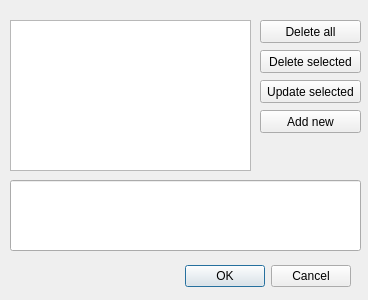
Old version of the form Source/messageeditordialog.ui in the repository AliveTeam/qt-editor.
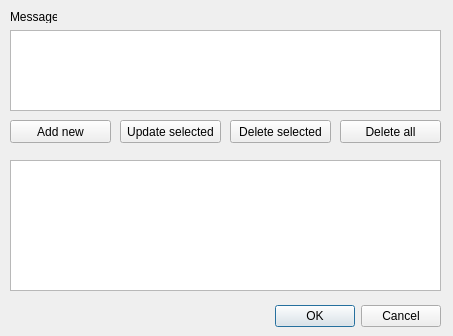
New version of the form.

Commit message: improve MessageEditorDialog UX and rename some dialogs

```diff
--- a/Source/messageeditordialog.ui
+++ b/Source/messageeditordialog.ui
@@ -6,8 +6,8 @@
    <rect>
     <x>0</x>
     <y>0</y>
-    <width>368</width>
-    <height>300</height>
+    <width>453</width>
+    <height>336</height>
    </rect>
   </property>
   <property name="windowTitle">
@@ -16,8 +16,8 @@
   <widget class="QDialogButtonBox" name="buttonBox">
    <property name="geometry">
     <rect>
-     <x>10</x>
-     <y>260</y>
+     <x>100</x>
+     <y>300</y>
      <width>341</width>
      <height>32</height>
     </rect>
@@ -33,9 +33,9 @@
    <property name="geometry">
     <rect>
      <x>10</x>
-     <y>20</y>
-     <width>241</width>
-     <height>151</height>
+     <y>160</y>
+     <width>431</width>
+     <height>131</height>
     </rect>
    </property>
    <property name="selectionBehavior">
@@ -48,8 +48,8 @@
   <widget class="QPushButton" name="btnDeleteAll">
    <property name="geometry">
     <rect>
-     <x>260</x>
-     <y>20</y>
+     <x>340</x>
+     <y>120</y>
      <width>101</width>
      <height>23</height>
     </rect>
@@ -61,8 +61,8 @@
   <widget class="QPushButton" name="btnDeleteSelected">
    <property name="geometry">
     <rect>
-     <x>260</x>
-     <y>50</y>
+     <x>230</x>
+     <y>120</y>
      <width>101</width>
      <height>23</height>
     </rect>
@@ -74,8 +74,8 @@
   <widget class="QPushButton" name="btnUpdate">
    <property name="geometry">
     <rect>
-     <x>260</x>
-     <y>80</y>
+     <x>120</x>
+     <y>120</y>
      <width>101</width>
      <height>23</height>
     </rect>
@@ -87,8 +87,8 @@
   <widget class="QPushButton" name="btnAdd">
    <property name="geometry">
     <rect>
-     <x>260</x>
-     <y>110</y>
+     <x>10</x>
+     <y>120</y>
      <width>101</width>
      <height>23</height>
     </rect>
@@ -97,13 +97,26 @@
     <string>Add new</string>
    </property>
   </widget>
-  <widget class="QLineEdit" name="txtMessage">
+  <widget class="QLabel" name="label">
    <property name="geometry">
     <rect>
      <x>10</x>
-     <y>180</y>
-     <width>351</width>
-     <height>71</height>
+     <y>10</y>
+     <width>47</width>
+     <height>13</height>
+    </rect>
+   </property>
+   <property name="text">
+    <string>Message:</string>
+   </property>
+  </widget>
+  <widget class="QTextEdit" name="txtMessage">
+   <property name="geometry">
+    <rect>
+     <x>10</x>
+     <y>30</y>
+     <width>431</width>
+     <height>81</height>
     </rect>
    </property>
   </widget>
```
Left out of the diff: 2 changed lines with no effect on the pictures. The commit also changes 5 other files.
